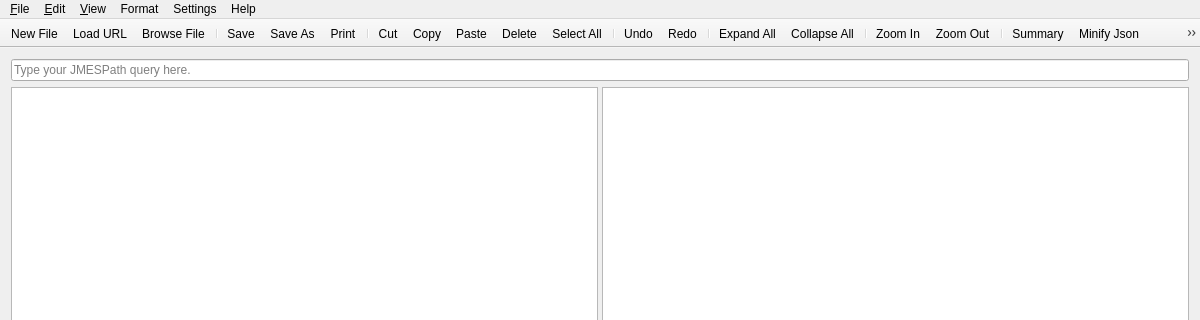
Before: the Qt Designer form MainWindow.ui in CYB3RPHO3NIX/Json-Visualizer, drawn with Qt 5; both pictures show x 0 to 1200 and y 0 to 320 of the 1200 by 700 pixel window.
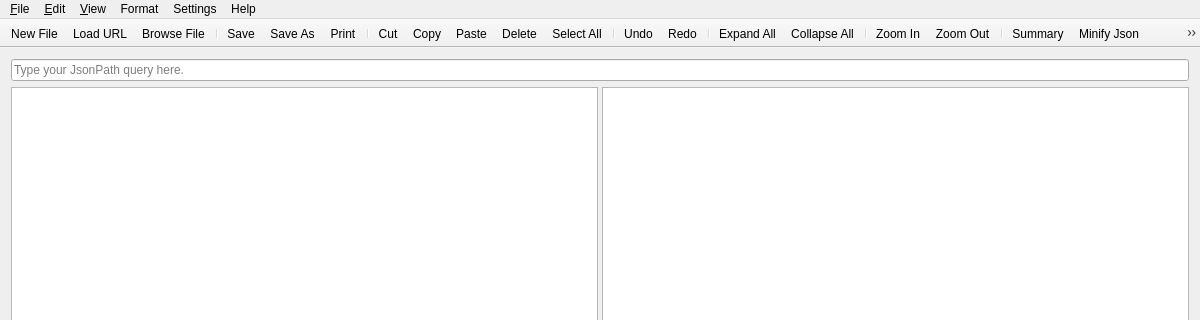
After: the same form once the commit is applied. Icons and pictures are not drawn.

Commit message: Added JsonPath Support

The edit to the form file:
```diff
--- a/MainWindow.ui
+++ b/MainWindow.ui
@@ -22,7 +22,7 @@
     <item>
      <widget class="QLineEdit" name="txtJsonQuery">
       <property name="placeholderText">
-       <string>Type your JMESPath query here.</string>
+       <string>Type your JsonPath query here.</string>
       </property>
      </widget>
     </item>
```
The commit also changes 139 other files.
